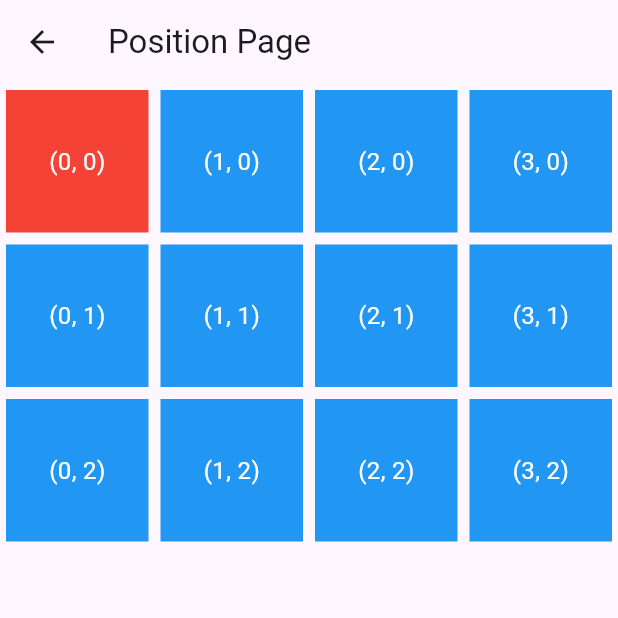
After one commit to ViniciusCortez0202/coletor, a Flutter app: the screen it shows after launch, after a tap on "Estimar posição", on a phone screen of 412 x 824 dp, the top half of it. The commit adds this screen. Run offline on Flutter 3.47's test engine with Material 3 defaults, Android fonts, the phone set to English and light mode, and no system bars; our stand-ins replace csv, flutter_blue_plus, permission_handler; network calls fail.

Commit message:
create position page

```diff
--- a/lib/main.dart
+++ b/lib/main.dart
@@ -1,5 +1,6 @@
 import 'package:coletor/pages/colect_page.dart';
 import 'package:coletor/start_scan_page.dart';
+import 'package:coletor/position_page.dart';
 import 'package:flutter/material.dart';
 import 'package:flutter_blue_plus/flutter_blue_plus.dart';
 
@@ -23,7 +24,8 @@ class MyApp extends StatelessWidget {
 
       routes: {
         '/': (context) => const ColectPage(),
-        '/colect': (context) => const StartScandPage()
+        '/colect': (context) => const StartScandPage(),
+        '/position': (context) => const PositionPage()
       },
     );
   }
--- a/lib/pages/colect_page.dart
+++ b/lib/pages/colect_page.dart
@@ -56,7 +56,11 @@ class _ColectPageState extends State<ColectPage> {
                 mainAxisAlignment: MainAxisAlignment.center,
                 children: [
                   OutlinedButton(
-                      onPressed: () {}, child: const Text("finalizar coleta")),
+                      onPressed: () {
+
+                        Navigator.of(context).pushNamed('/position', arguments: {
+                        });
+                      }, child: const Text("Estimar posição")),
                   const SizedBox(width: 20),
                   FilledButton(
                       onPressed: () {
--- /dev/null
+++ b/lib/position_page.dart
@@ -0,0 +1,86 @@
+import 'dart:convert';
+import 'package:flutter/material.dart';
+import 'package:http/http.dart' as http;
+
+class PositionPage extends StatefulWidget {
+  const PositionPage({Key? key}) : super(key: key);
+
+  @override
+  _PositionPageState createState() => _PositionPageState();
+}
+
+class _PositionPageState extends State<PositionPage> {
+  int currentX = 0;
+  int currentY = 0;
+
+  Future<void> fetchData(List<int> rssiValues) async {
+    final response = await http.get(
+      Uri.parse('https://rei-dos-livros-api-f270d083e2b1.herokuapp.com/knn_position?rssis=${rssiValues.join(",")}'),
+      headers: {
+        'Content-Type': 'application/json',
+      },
+    );
+
+    if (response.statusCode == 200) {
+      final data = jsonDecode(response.body) as List;
+      setState(() {
+        currentX = data[0];
+        currentY = data[1];
+      });
+    } else {
+      throw Exception('Falha ao carregar os dados');
+    }
+  }
+
+  @override
+  void initState() {
+    super.initState();
+    fetchData([12, -12, -14, 12]);
+  }
+
+  @override
+  Widget build(BuildContext context) {
+    final int rows = 3;
+    final int cols = 4;
+
+    return Scaffold(
+      appBar: AppBar(
+        title: Text('Position Page'),
+      ),
+      body: Center(
+        child: GridView.builder(
+          gridDelegate: SliverGridDelegateWithFixedCrossAxisCount(
+            crossAxisCount: cols,
+          ),
+          itemCount: rows * cols,
+          itemBuilder: (BuildContext context, int index) {
+
+            final int row = index ~/ cols;
+            final int col = index % cols;
+
+            final bool isCurrentPosition = col == currentX && row == currentY;
+
+            return GestureDetector(
+              onTap: () {
+                setState(() {
+                  currentX = col;
+                  currentY = row;
+                });
+              },
+              child: Container(
+                margin: EdgeInsets.all(4),
+                color: isCurrentPosition ? Colors.red : Colors.blue,
+                child: Center(
+                  child: Text(
+                    '($col, $row)',
+                    style: TextStyle(fontSize: 16, color: Colors.white),
+                  ),
+                ),
+              ),
+            );
+          },
+        ),
+      ),
+    );
+  }
+}
```
